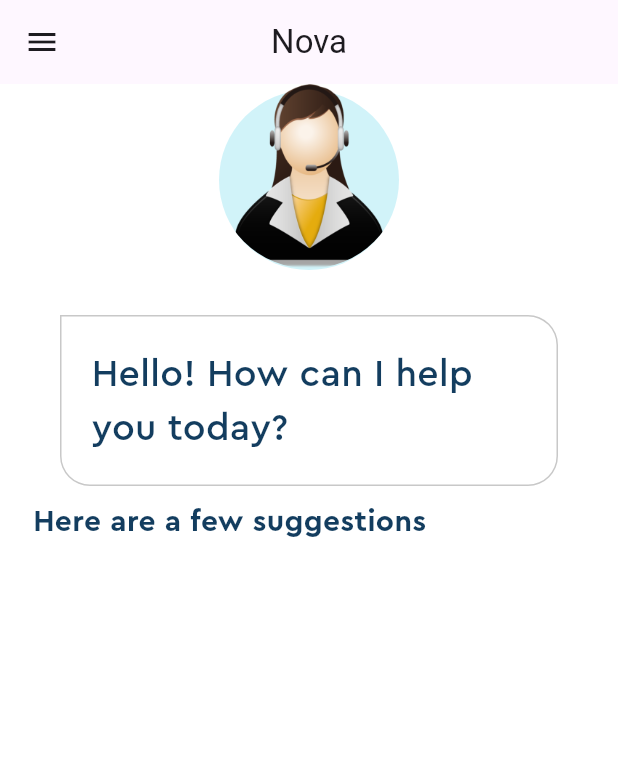
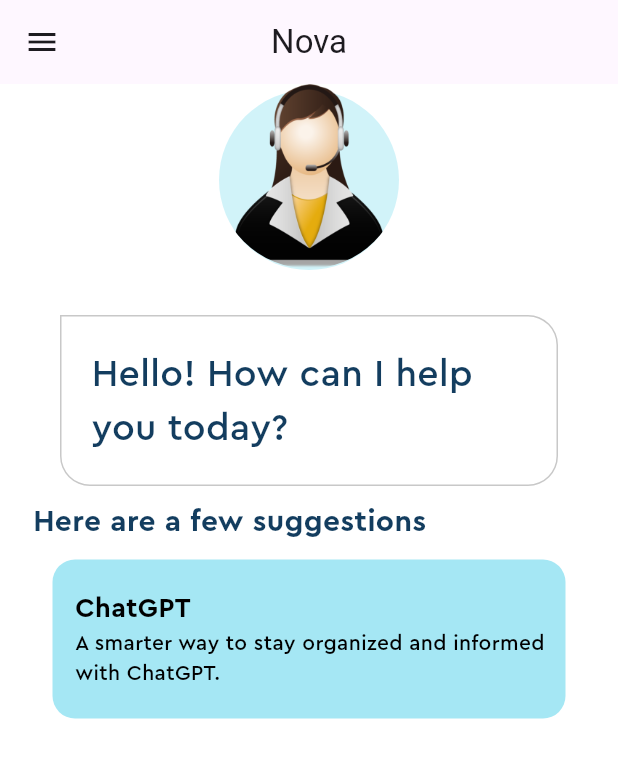
Before and after one commit to Lydoww/NovaChat, a Flutter app: the screen it shows after launch, on a phone screen of 412 x 824 dp. Shown: the top 758 px of the screen. Run offline on Flutter 3.47's test engine with Material 3 defaults, Android fonts, the phone set to English and light mode, and no system bars.

Commit message:
first feature GPT

```diff
--- a/lib/feature_box.dart
+++ b/lib/feature_box.dart
@@ -1,10 +1,51 @@
 import 'package:flutter/material.dart';
+import 'package:nova/pallete.dart';
 
 class FeatureBox extends StatelessWidget {
-  const FeatureBox({super.key});
+  final Color color;
+  final String headerText;
+  final String descriptionText;
+  const FeatureBox({
+    super.key,
+    required this.color,
+    required this.headerText,
+    required this.descriptionText,
+  });
 
   @override
   Widget build(BuildContext context) {
-    return Container();
+    return Container(
+      margin: const EdgeInsets.symmetric(horizontal: 35, vertical: 10),
+      decoration: BoxDecoration(
+        color: color,
+        borderRadius: const BorderRadius.all(Radius.circular(15)),
+      ),
+      child: Padding(
+        padding: const EdgeInsets.symmetric(vertical: 20.0).copyWith(left: 15),
+        child: Column(
+          children: [
+            Align(
+              alignment: Alignment.centerLeft,
+              child: Text(
+                headerText,
+                style: const TextStyle(
+                  fontFamily: 'Cera Pro',
+                  color: Pallete.blackColor,
+                  fontSize: 18,
+                  fontWeight: FontWeight.bold,
+                ),
+              ),
+            ),
+            Text(
+              descriptionText,
+              style: const TextStyle(
+                fontFamily: 'Cera Pro',
+                color: Pallete.blackColor,
+              ),
+            ),
+          ],
+        ),
+      ),
+    );
   }
 }
--- a/lib/home_page.dart
+++ b/lib/home_page.dart
@@ -1,4 +1,5 @@
 import 'package:flutter/material.dart';
+import 'package:nova/feature_box.dart';
 import 'package:nova/pallete.dart';
 
 class HomePage extends StatefulWidget {
@@ -84,9 +85,14 @@ class _HomePageState extends State<HomePage> {
           // Feature list
           Column(
             children: [
-
-            ]
-          )
+              FeatureBox(
+                color: Pallete.firstSuggestionBoxColor,
+                headerText: 'ChatGPT',
+                descriptionText:
+                    'A smarter way to stay organized and informed with ChatGPT.',
+              ),
+            ],
+          ),
         ],
       ),
     );
```
